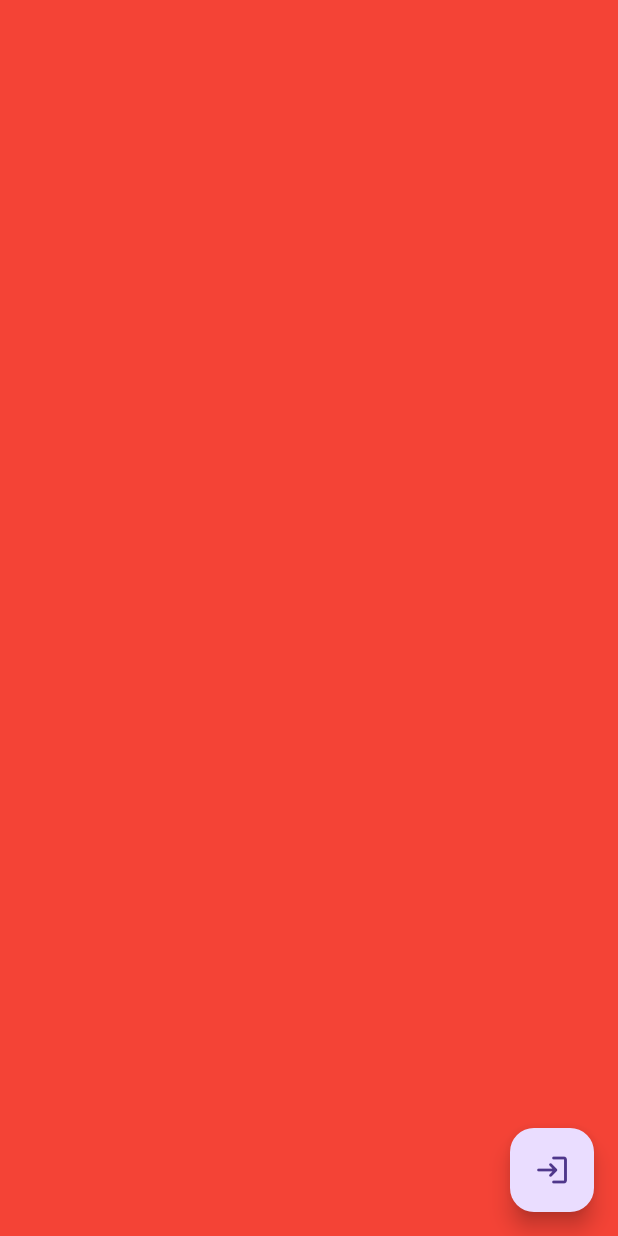
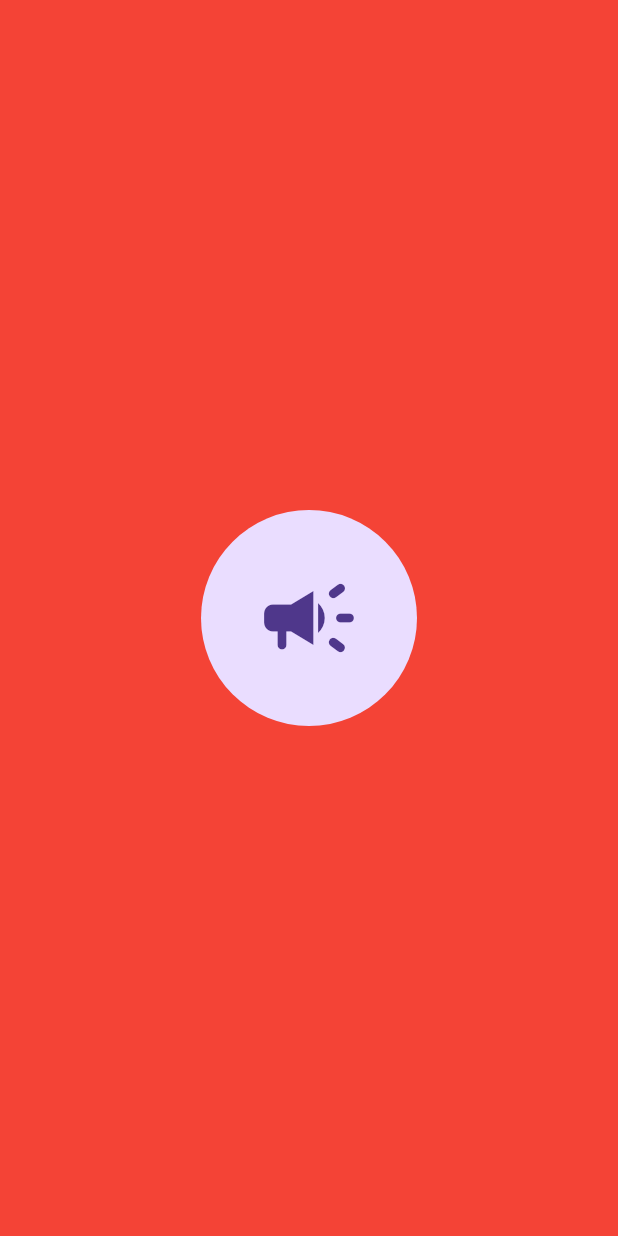
Before and after one commit to Piistech/podcast, a Flutter app: the HostPage screen opened directly, on a phone screen of 412 x 824 dp. Run offline on Flutter 3.47's test engine with Material 3 defaults, Android fonts, the light colour scheme and no system bars; our stand-ins replace permission_handler; missing offline and left inert: agora_rtc_engine.

Commit message:
host files modified

```diff
--- a/lib/host.dart
+++ b/lib/host.dart
@@ -20,21 +20,48 @@ class _HostPageState extends State<HostPage> {
 
   QualityType quality = QualityType.qualityUnknown;
 
+  bool connecting = false;
+  bool connected = false;
+
   @override
   Widget build(BuildContext context) {
     return Scaffold(
       backgroundColor: isJoined ? Colors.green : Colors.red,
-      floatingActionButton: FloatingActionButton(
-        onPressed: () {
-          if (isJoined) {
-            leave();
-          } else {
-            setupAgoraEngine();
-          }
-          setState(() {});
-        },
-        child: Icon(isJoined ? Icons.logout_rounded : Icons.login_rounded),
-      ),
+      body: connected
+          ? Center(
+              child: IconButton(
+                iconSize: 72,
+                onPressed: () {
+                  leave();
+                },
+                icon: const CircleAvatar(
+                  radius: 72,
+                  child: Icon(
+                    Icons.logout_rounded,
+                    size: 72,
+                  ),
+                ),
+              ),
+            )
+          : connecting
+              ? const Center(
+                  child: CircularProgressIndicator(),
+                )
+              : Center(
+                  child: IconButton(
+                    iconSize: 72,
+                    onPressed: () {
+                      setupAgoraEngine();
+                    },
+                    icon: const CircleAvatar(
+                      radius: 72,
+                      child: Icon(
+                        Icons.campaign_rounded,
+                        size: 72,
+                      ),
+                    ),
+                  ),
+                ),
     );
   }
 
@@ -72,6 +99,22 @@ class _HostPageState extends State<HostPage> {
       },
       onConnectionStateChanged: (connection, state, reason) {
         print("Connection State Changed: $state $reason");
+        if (state == ConnectionStateType.connectionStateConnecting) {
+          setState(() {
+            connecting = true;
+            connected = false;
+          });
+        } else if (state == ConnectionStateType.connectionStateConnected) {
+          setState(() {
+            connected = true;
+            connecting = false;
+          });
+        } else if (state == ConnectionStateType.connectionStateDisconnected) {
+          setState(() {
+            connected = false;
+            connecting = false;
+          });
+        }
       },
       // Occurs when a local user joins a channel
       onJoinChannelSuccess: (RtcConnection connection, int elapsed) {
--- a/lib/main.dart
+++ b/lib/main.dart
@@ -1,6 +1,6 @@
 import 'package:flutter/material.dart';
+import 'package:podcast/host.dart';
 
-import 'audience.dart';
 
 void main() {
   runApp(const MainApp());
@@ -12,7 +12,7 @@ class MainApp extends StatelessWidget {
   @override
   Widget build(BuildContext context) {
     return const MaterialApp(
-      home: AudiencePage(),
+      home: HostPage(),
     );
   }
 }
```
